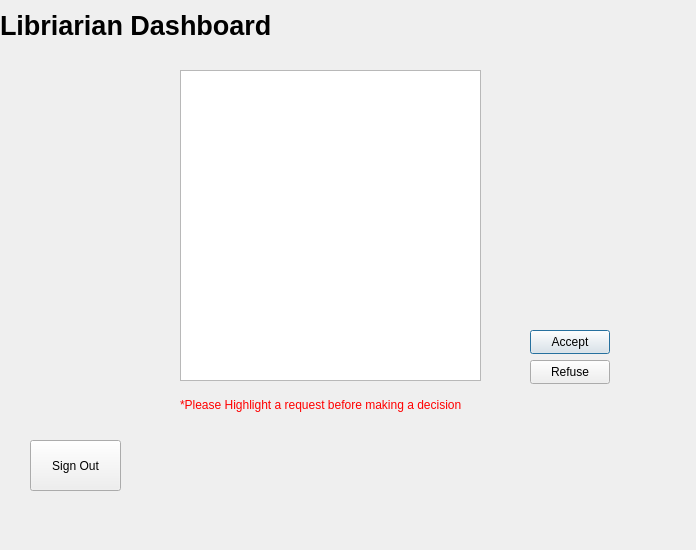
The window that LibraryManagementSystem/librarian.ui (omar-rabeh-18/LibraryManagementSystem) describes before a commit, drawn with Qt 5.
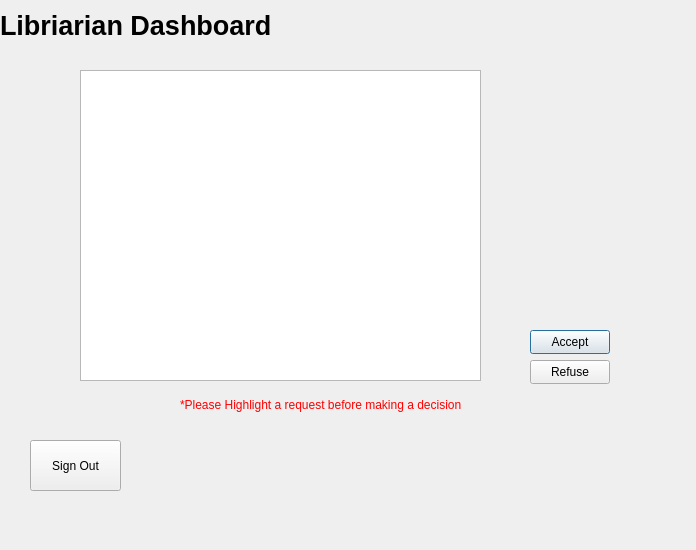
The same window after the commit.

The edit to the form file:
```diff
--- a/LibraryManagementSystem/librarian.ui
+++ b/LibraryManagementSystem/librarian.ui
@@ -18,7 +18,7 @@
     <rect>
      <x>0</x>
      <y>0</y>
-     <width>281</width>
+     <width>341</width>
      <height>51</height>
     </rect>
    </property>
@@ -29,9 +29,9 @@
   <widget class="QListWidget" name="ActiveRequests">
    <property name="geometry">
     <rect>
-     <x>180</x>
+     <x>80</x>
      <y>70</y>
-     <width>301</width>
+     <width>401</width>
      <height>311</height>
     </rect>
    </property>
```
